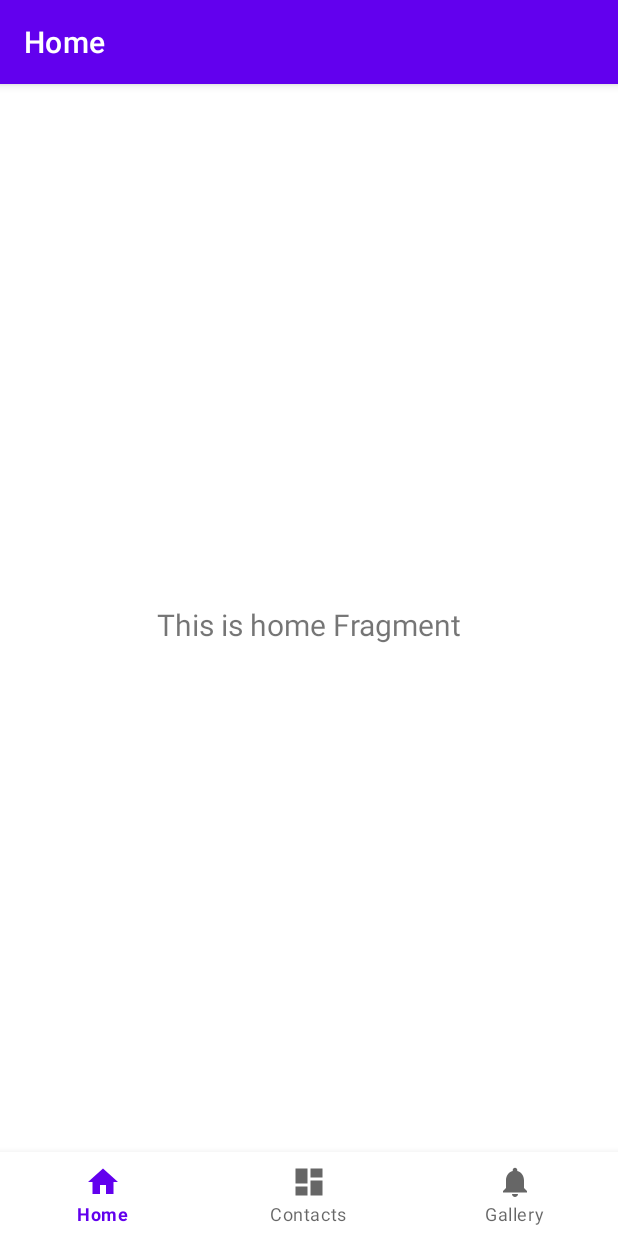
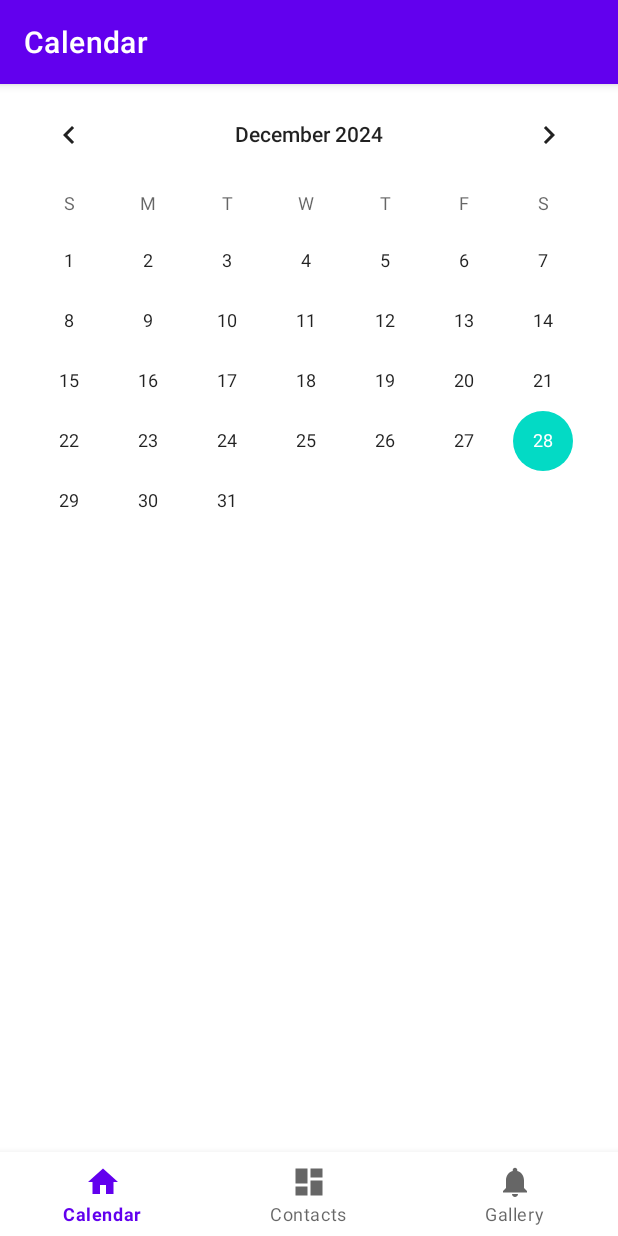
Before and after one commit to soeun-kang/GiftGori, an Android app: the screen it shows after launch (MainActivity), on a phone screen of 412 x 824 dp. Run offline under Robolectric (Android 15) with nearby library versions, the light colour scheme and no system bars; our stand-ins replace navigation-ui.

Commit message:
basic calendar

```diff
--- a/app/src/main/java/com/example/tabs/MainActivity.kt
+++ b/app/src/main/java/com/example/tabs/MainActivity.kt
@@ -36,7 +36,7 @@ class MainActivity : AppCompatActivity() {
 
         val appBarConfiguration = AppBarConfiguration(
             setOf(
-                R.id.navigation_home, R.id.navigation_contacts, R.id.navigation_gallery
+                R.id.navigation_calendar, R.id.navigation_contacts, R.id.navigation_gallery
             )
         )
         setupActionBarWithNavController(navController, appBarConfiguration)
--- /dev/null
+++ b/app/src/main/java/com/example/tabs/ui/calendar/CalendarFragment.kt
@@ -0,0 +1,40 @@
+package com.example.tabs.ui.calendar
+
+import android.os.Bundle
+import android.view.LayoutInflater
+import android.view.View
+import android.view.ViewGroup
+import android.widget.CalendarView
+import androidx.fragment.app.Fragment
+import com.example.tabs.databinding.FragmentCalendarBinding
+
+class CalendarFragment : Fragment() {
+
+    private var _binding: FragmentCalendarBinding? = null
+    private val binding get() = _binding!!
+
+    override fun onCreateView(
+        inflater: LayoutInflater,
+        container: ViewGroup?,
+        savedInstanceState: Bundle?
+    ): View {
+        _binding = FragmentCalendarBinding.inflate(inflater, container, false)
+        return binding.root
+    }
+
+    override fun onViewCreated(view: View, savedInstanceState: Bundle?) {
+        super.onViewCreated(view, savedInstanceState)
+
+        val calendarView: CalendarView = binding.calendarView
+        // CalendarView 설정
+        calendarView.setOnDateChangeListener { view, year, month, dayOfMonth ->
+            // 날짜 선택 시 이벤트 처리 (나중에 구현)
+            println("Selected date: $year-${month + 1}-$dayOfMonth")
+        }
+    }
+
+    override fun onDestroyView() {
+        super.onDestroyView()
+        _binding = null
+    }
+}
--- a/app/src/main/java/com/example/tabs/ui/home/HomeViewModel.kt
+++ b/app/src/main/java/com/example/tabs/ui/calendar/CalendarViewModel.kt
@@ -4,7 +4,7 @@ import androidx.lifecycle.LiveData
 import androidx.lifecycle.MutableLiveData
 import androidx.lifecycle.ViewModel
 
-class HomeViewModel : ViewModel() {
+class CalendarViewModel : ViewModel() {
 
     private val _text = MutableLiveData<String>().apply {
         value = "This is home Fragment"
--- a/app/src/main/java/com/example/tabs/ui/home/HomeFragment.kt
+++ /dev/null
@@ -1,42 +0,0 @@
-package com.example.tabs.ui.home
-
-import android.os.Bundle
-import android.view.LayoutInflater
-import android.view.View
-import android.view.ViewGroup
-import android.widget.TextView
-import androidx.fragment.app.Fragment
-import androidx.lifecycle.ViewModelProvider
-import com.example.tabs.databinding.FragmentHomeBinding
-
-class HomeFragment : Fragment() {
-
-    private var _binding: FragmentHomeBinding? = null
-
-    // This property is only valid between onCreateView and
-    // onDestroyView.
-    private val binding get() = _binding!!
-
-    override fun onCreateView(
-        inflater: LayoutInflater,
-        container: ViewGroup?,
-        savedInstanceState: Bundle?
-    ): View {
-        val homeViewModel =
-            ViewModelProvider(this).get(HomeViewModel::class.java)
-
-        _binding = FragmentHomeBinding.inflate(inflater, container, false)
-        val root: View = binding.root
-
-        val textView: TextView = binding.textHome
-        homeViewModel.text.observe(viewLifecycleOwner) {
-            textView.text = it
-        }
-        return root
-    }
-
-    override fun onDestroyView() {
-        super.onDestroyView()
-        _binding = null
-    }
-}
--- a/app/src/main/res/layout/fragment_home.xml
+++ b/app/src/main/res/layout/fragment_calendar.xml
@@ -1,22 +1,15 @@
 <?xml version="1.0" encoding="utf-8"?>
 <androidx.constraintlayout.widget.ConstraintLayout xmlns:android="http://schemas.android.com/apk/res/android"
     xmlns:app="http://schemas.android.com/apk/res-auto"
-    xmlns:tools="http://schemas.android.com/tools"
     android:layout_width="match_parent"
-    android:layout_height="match_parent"
-    tools:context=".ui.home.HomeFragment">
+    android:layout_height="match_parent">
 
-    <TextView
-        android:id="@+id/text_home"
+    <CalendarView
+        android:id="@+id/calendarView"
         android:layout_width="match_parent"
         android:layout_height="wrap_content"
-        android:layout_marginStart="8dp"
-        android:layout_marginTop="8dp"
-        android:layout_marginEnd="8dp"
-        android:textAlignment="center"
-        android:textSize="20sp"
-        app:layout_constraintBottom_toBottomOf="parent"
         app:layout_constraintEnd_toEndOf="parent"
         app:layout_constraintStart_toStartOf="parent"
         app:layout_constraintTop_toTopOf="parent" />
+
 </androidx.constraintlayout.widget.ConstraintLayout>
--- a/app/src/main/res/menu/bottom_nav_menu.xml
+++ b/app/src/main/res/menu/bottom_nav_menu.xml
@@ -2,9 +2,9 @@
 <menu xmlns:android="http://schemas.android.com/apk/res/android">
 
     <item
-        android:id="@+id/navigation_home"
+        android:id="@+id/navigation_calendar"
         android:icon="@drawable/ic_home_black_24dp"
-        android:title="@string/title_home" />
+        android:title="@string/title_calendar" />
 
     <item
         android:id="@+id/navigation_contacts"
--- a/app/src/main/res/navigation/mobile_navigation.xml
+++ b/app/src/main/res/navigation/mobile_navigation.xml
@@ -3,13 +3,13 @@
     xmlns:app="http://schemas.android.com/apk/res-auto"
     xmlns:tools="http://schemas.android.com/tools"
     android:id="@+id/mobile_navigation"
-    app:startDestination="@+id/navigation_home">
+    app:startDestination="@+id/navigation_calendar">
 
     <fragment
-        android:id="@+id/navigation_home"
-        android:name="com.example.tabs.ui.home.HomeFragment"
-        android:label="@string/title_home"
-        tools:layout="@layout/fragment_home" />
+        android:id="@+id/navigation_calendar"
+        android:name="com.example.tabs.ui.calendar.CalendarFragment"
+        android:label="@string/title_calendar"
+        tools:layout="@layout/fragment_calendar" />
 
     <fragment
         android:id="@+id/navigation_contacts"
--- a/app/src/main/res/values/strings.xml
+++ b/app/src/main/res/values/strings.xml
@@ -1,6 +1,6 @@
 <resources>
     <string name="app_name">Tabs</string>
-    <string name="title_home">Home</string>
+    <string name="title_calendar">Calendar</string>
     <string name="title_contacts">Contacts</string>
     <string name="title_gallery">Gallery</string>
     <string name="image_description">Gallery image</string>
```
